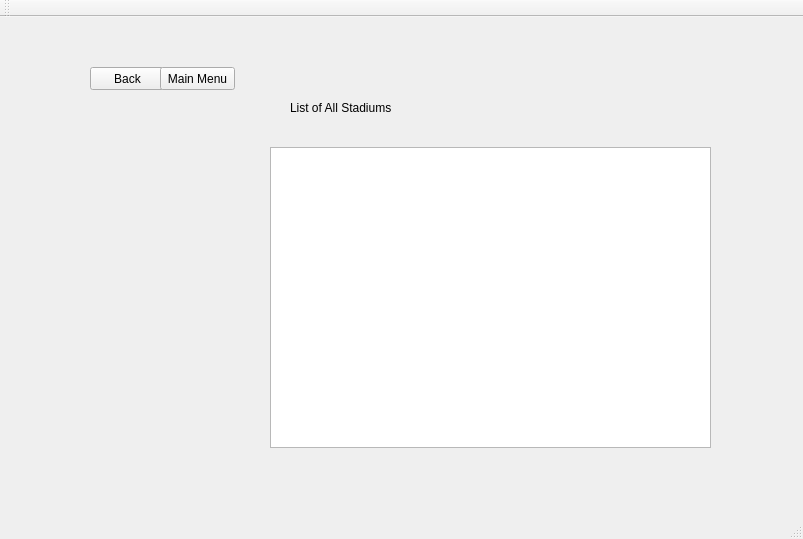
Above: cs1dproject/mainwindow.ui from AustinVaday/CS1D-Class-Project-2 before the change. Below: the same form after it.
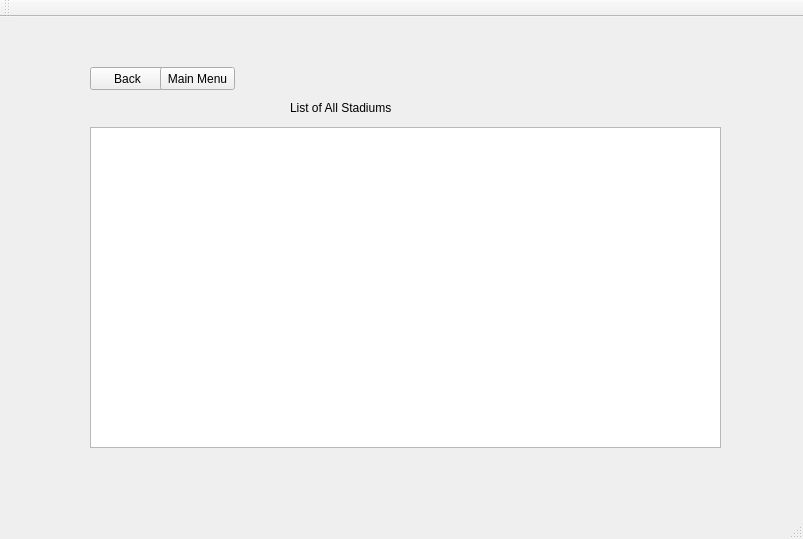
That is the form after the change.

Commit message: Fixed the table display

Diff of the .ui file:
```diff
--- a/cs1dproject/mainwindow.ui
+++ b/cs1dproject/mainwindow.ui
@@ -861,13 +861,13 @@
        <string>Main Menu</string>
       </property>
      </widget>
-     <widget class="QTableView" name="tableView_stadiumList">
+     <widget class="QTreeView" name="treeView_stadiumList">
       <property name="geometry">
        <rect>
-        <x>230</x>
-        <y>90</y>
-        <width>441</width>
-        <height>301</height>
+        <x>50</x>
+        <y>70</y>
+        <width>631</width>
+        <height>321</height>
        </rect>
       </property>
       <property name="frameShadow">
```
The commit also changes 4 other files.
